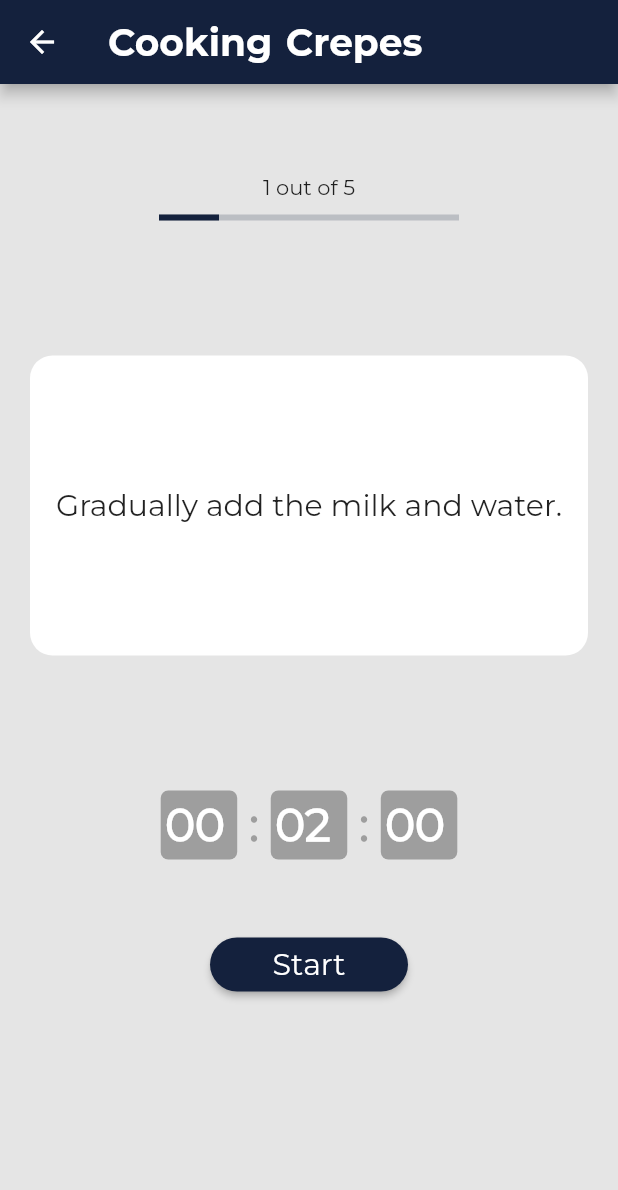
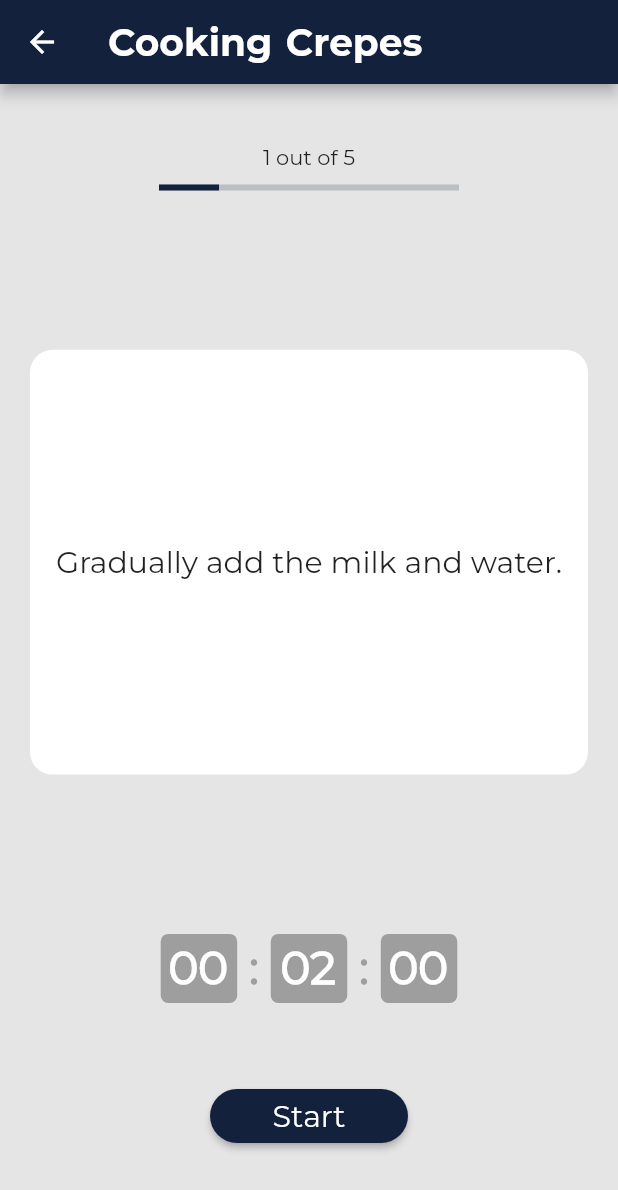
Before and after one commit to lintenn/GrateMate, a Flutter app: the CookingScreen screen opened directly with sample values from the repository, on a phone screen of 412 x 824 dp. Shown: the top 1190 px of the screen. Run offline on Flutter 3.47's test engine with Material 2 defaults, Android fonts, the light colour scheme and no system bars; our stand-ins replace font_awesome_flutter, tuple; missing offline and left inert: material_dialogs; network calls fail; statements that could not run were skipped; project files that could hold a hidden picture were left out.

Commit message:
fix timer, clean up, add flex

```diff
--- a/grate_mate/lib/screens/cooking_screen.dart
+++ b/grate_mate/lib/screens/cooking_screen.dart
@@ -25,63 +25,10 @@ class _CookingScreenState extends State<CookingScreen> {
   var minuteController = TextEditingController();
   var secondController = TextEditingController();
 
-  var timeFocusNodes = <FocusNode>[];
-
-  var focusHour = FocusNode();
-  var focusMinute = FocusNode();
-  var focusSecond = FocusNode();
-
-  var keyBoardActive = false;
-
   @override
   void initState() {
     super.initState();
     resetTimer();
-    timeFocusNodes = [focusHour, focusMinute, focusSecond];
-
-    focusHour.addListener(() {
-      if (focusHour.hasFocus) {
-        hourController.clear();
-        setState(() {
-          keyBoardActive = focusHour.hasFocus ||
-              focusMinute.hasFocus ||
-              focusSecond.hasFocus;
-          time = Duration(
-              hours: int.parse(hourController.text),
-              minutes: time.inMinutes.remainder(60),
-              seconds: time.inSeconds.remainder(60));
-        });
-      }
-    });
-    focusMinute.addListener(() {
-      if (focusMinute.hasFocus) {
-        minuteController.clear();
-        setState(() {
-          keyBoardActive = focusHour.hasFocus ||
-              focusMinute.hasFocus ||
-              focusSecond.hasFocus;
-
-          time = Duration(
-              hours: time.inHours,
-              minutes: int.parse(minuteController.text),
-              seconds: time.inSeconds.remainder(60));
-        });
-      }
-    });
-    focusSecond.addListener(() {
-      if (focusSecond.hasFocus) {
-        secondController.clear();
-        setState(() {
-          keyBoardActive = focusHour.hasFocus ||
-              focusMinute.hasFocus ||
-              focusSecond.hasFocus;
-          time = Duration(
-              hours: time.inHours,
-              minutes: time.inMinutes.remainder(60),
-              seconds: int.parse(secondController.text));
-        });
-      }
-    });
   }
 
   void resetTimer() {
@@ -113,8 +60,7 @@ class _CookingScreenState extends State<CookingScreen> {
         ),
       ),
       body: Container(
-        margin: const EdgeInsets.fromLTRB(20.0, 60.0, 20.0, 0.0),
-        child: SingleChildScrollView(
+        margin: const EdgeInsets.fromLTRB(20.0, 40.0, 20.0, 40.0),
         child: Column(
           children: [
             // current step out of all steps
@@ -131,13 +77,10 @@ class _CookingScreenState extends State<CookingScreen> {
                 color: GrateMate.deepBlueGrateMate,
               ),
             ),
-              Visibility(
-                  visible: !focusHour.hasFocus,
-                  child: const SizedBox(height: 90)),
-              Visibility(
-                visible: !focusHour.hasFocus,
+            Expanded(flex: 3, child: const SizedBox()),
+            Expanded(
+              flex: 8,
               child: Container(
-                  height: 200,
                 decoration: BoxDecoration(
                     color: Colors.white,
                     borderRadius: BorderRadius.circular(15)),
@@ -150,7 +93,7 @@ class _CookingScreenState extends State<CookingScreen> {
                 ),
               ),
             ),
-              const SizedBox(height: 90),
+            Expanded(flex: 3, child: const SizedBox()),
             Center(
               child: Container(
                 width: 300,
@@ -162,10 +105,9 @@ class _CookingScreenState extends State<CookingScreen> {
                 ),
               ),
             ),
-              const SizedBox(height: 30),
+            Expanded(flex: 1, child: const SizedBox()),
             Center(child: buildTimerButtons())
           ],
-          ),
         ),
       ),
     );
@@ -185,38 +127,26 @@ class _CookingScreenState extends State<CookingScreen> {
     secondController.value = TextEditingValue(text: seconds);
 
     return Row(children: [
-      buildTimeUnit(hourController, focusHour),
-      const Padding(
-        padding: EdgeInsets.fromLTRB(8, 0, 8, 0),
-        child: Text(
-          ":",
-          style: TextStyle(
-              fontSize: 30, color: Colors.grey, fontWeight: FontWeight.bold),
-        ),
-      ),
-      buildTimeUnit(minuteController, focusMinute),
-      const Padding(
-        padding: EdgeInsets.fromLTRB(8, 0, 8, 0),
-        child: Text(
-          ":",
-          style: TextStyle(
-              fontSize: 30, color: Colors.grey, fontWeight: FontWeight.bold),
-        ),
-      ),
-      buildTimeUnit(secondController, focusSecond),
+      buildTimeUnit(hourController),
+      buildTimeSeparator(),
+      buildTimeUnit(minuteController),
+      buildTimeSeparator(),
+      buildTimeUnit(secondController),
     ]);
   }
 
-  Container buildTimeUnit(
-      TextEditingController controller, FocusNode focusNode) {
+  Container buildTimeUnit(TextEditingController controller) {
     return Container(
       padding: EdgeInsets.all(3),
       decoration: BoxDecoration(
           color: Colors.grey, borderRadius: BorderRadius.circular(5)),
       child: TextField(
+        readOnly: timerStarted,
+        textAlign: TextAlign.center,
+        cursorHeight: 0,
+        cursorWidth: 0,
         maxLength: 2,
         controller: controller,
-        focusNode: focusNode,
         showCursor: true,
         style: const TextStyle(
             fontSize: 30, color: Colors.white, fontWeight: FontWeight.bold),
@@ -227,21 +157,43 @@ class _CookingScreenState extends State<CookingScreen> {
                 maxWidth: 45, minWidth: 45, maxHeight: 40, minHeight: 40),
             border: OutlineInputBorder(borderSide: BorderSide.none),
             contentPadding: EdgeInsets.all(0)),
+        onTap: () {
+          if (!timerStarted) {
+            controller.selection = TextSelection(
+              baseOffset: 0,
+              extentOffset: controller.value.text.length,
+            );
+          } else {
+            FocusManager.instance.primaryFocus?.unfocus();
+          }
+        },
+        onTapOutside: (event) {
+          setState(() {
+            time = Duration(
+                hours: int.parse(hourController.text),
+                minutes: int.parse(minuteController.text),
+                seconds: int.parse(secondController.text));
+          });
+        },
         onSubmitted: (value) {
           setState(() {
             time = Duration(
                 hours: int.parse(hourController.text),
                 minutes: int.parse(minuteController.text),
                 seconds: int.parse(secondController.text));
-
-            focusNode.unfocus();
-            var currentFocusNodeIndex = timeFocusNodes.indexOf(focusNode);
-            if (currentFocusNodeIndex <= 1) {
-              FocusScope.of(context)
-                  .requestFocus(timeFocusNodes[currentFocusNodeIndex + 1]);
-            }
           });
         },
+      ),
+    );
+  }
+
+  Widget buildTimeSeparator() {
+    return const Padding(
+      padding: EdgeInsets.fromLTRB(8, 0, 8, 0),
+      child: Text(
+        ":",
+        style: TextStyle(
+            fontSize: 30, color: Colors.grey, fontWeight: FontWeight.bold),
       ),
     );
   }
@@ -257,6 +209,7 @@ class _CookingScreenState extends State<CookingScreen> {
               timerStarted = true;
             });
             runTimer();
+            FocusManager.instance.primaryFocus?.unfocus();
           },
           style: ButtonStyle(
             backgroundColor:
@@ -409,9 +362,6 @@ class _CookingScreenState extends State<CookingScreen> {
     hourController.dispose();
     minuteController.dispose();
     secondController.dispose();
-    focusHour.dispose();
-    focusMinute.dispose();
-    focusSecond.dispose();
     super.dispose();
   }
 }
```
Lines whose indentation alone changed are shown as unchanged.
